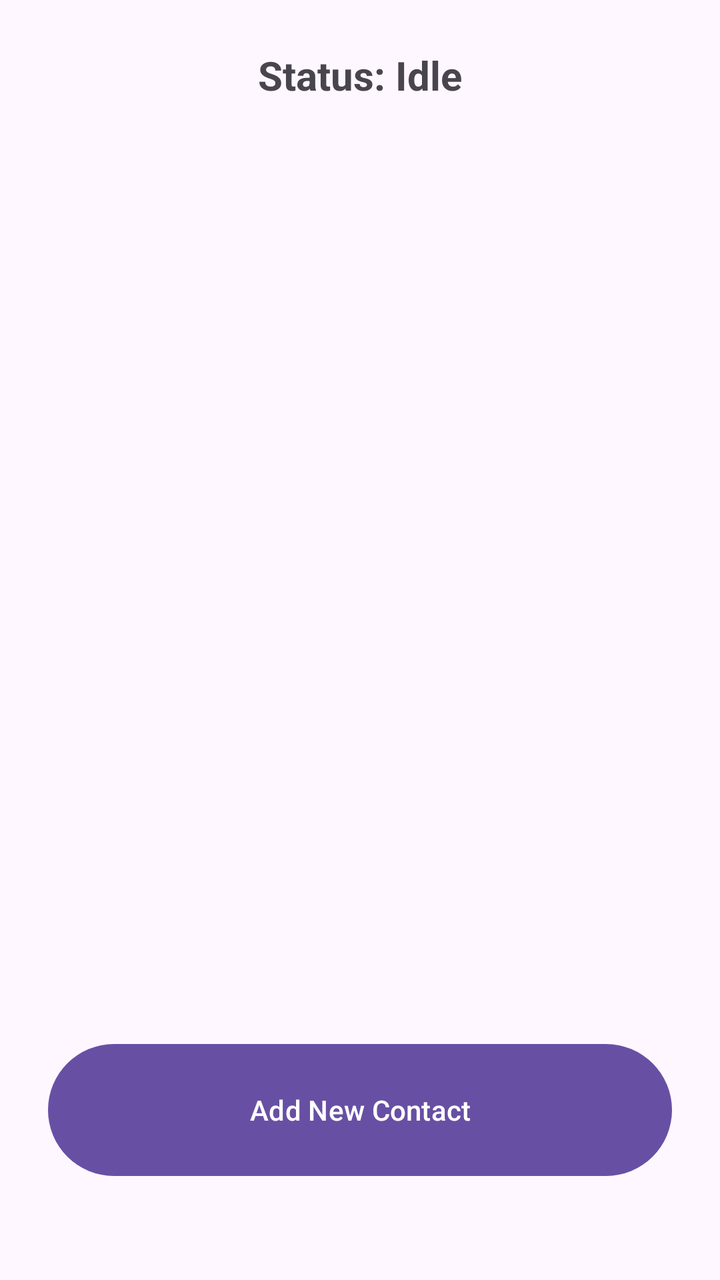
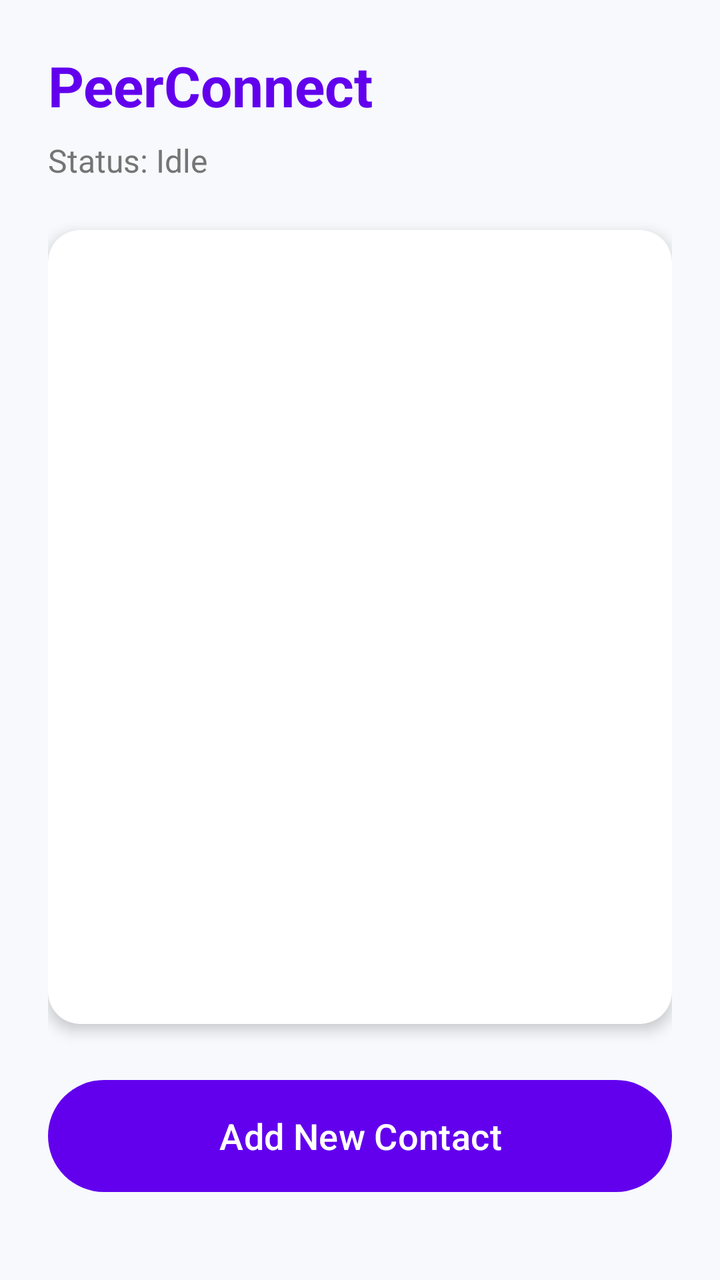

The first picture is an Android layout as it rendered before a commit; the second is the same layout after the commit. The layout source and the unified diff follow.
<!-- AndroidManifest.xml: application theme Theme.PeerConnect -->
<!-- res/layout/activity_main.xml -->
<?xml version="1.0" encoding="utf-8"?>
<androidx.constraintlayout.widget.ConstraintLayout
    xmlns:android="http://schemas.android.com/apk/res/android"
    xmlns:app="http://schemas.android.com/apk/res-auto"
    xmlns:tools="http://schemas.android.com/tools"
    android:layout_width="match_parent"
    android:layout_height="match_parent">

    <androidx.constraintlayout.widget.ConstraintLayout
        android:id="@+id/layoutConnection"
        android:layout_width="match_parent"
        android:layout_height="match_parent"
        android:padding="24dp"
        android:visibility="visible"
        tools:visibility="gone">

        <TextView
            android:id="@+id/statusText"
            android:layout_width="0dp"
            android:layout_height="wrap_content"
            android:text="Status: Idle"
            android:textAlignment="center"
            android:textSize="20sp"
            android:textStyle="bold"
            app:layout_constraintEnd_toEndOf="parent"
            app:layout_constraintHorizontal_bias="0.0"
            app:layout_constraintStart_toStartOf="parent"
            app:layout_constraintTop_toTopOf="parent"
            app:layout_constraintVertical_bias="0.022" />

        <androidx.recyclerview.widget.RecyclerView
            android:id="@+id/peersRecyclerView"
            android:layout_width="0dp"
            android:layout_height="0dp"
            android:layout_marginTop="16dp"
            android:layout_marginBottom="16dp"
            app:layout_constraintBottom_toTopOf="@+id/btnHost"
            app:layout_constraintEnd_toEndOf="parent"
            app:layout_constraintHorizontal_bias="1.0"
            app:layout_constraintStart_toStartOf="parent"
            app:layout_constraintTop_toBottomOf="@+id/statusText"
            app:layout_constraintVertical_bias="0.0" />

        <Button
            android:id="@+id/btnHost"
            android:layout_width="0dp"
            android:layout_height="74dp"
            android:layout_marginBottom="24dp"
            android:text="Add New Contact"
            app:layout_constraintBottom_toBottomOf="parent"
            app:layout_constraintEnd_toEndOf="parent"
            app:layout_constraintStart_toStartOf="parent"
            app:layout_constraintVertical_bias="0.9" />

        <Button
            android:id="@+id/btnJoin"
            android:layout_width="172dp"
            android:layout_height="74dp"
            android:text="Join"
            android:visibility="gone"
            app:layout_constraintBottom_toBottomOf="parent"
            app:layout_constraintEnd_toEndOf="parent"
            app:layout_constraintStart_toStartOf="parent" />

        <Button
            android:id="@+id/btnDisconnect"
            android:layout_width="0dp"
            android:layout_height="74dp"
            android:text="Disconnect"
            android:visibility="gone"
            app:layout_constraintBottom_toBottomOf="parent"
            app:layout_constraintEnd_toEndOf="parent"
            app:layout_constraintStart_toStartOf="parent" />

    </androidx.constraintlayout.widget.ConstraintLayout>

    <androidx.constraintlayout.widget.ConstraintLayout
        android:id="@+id/layoutChat"
        android:layout_width="match_parent"
        android:layout_height="match_parent"
        android:visibility="gone"
        tools:visibility="visible">

        <View
            android:id="@+id/headerBackground"
            android:layout_width="0dp"
            android:layout_height="64dp"
            android:background="?attr/colorPrimary"
            app:layout_constraintEnd_toEndOf="parent"
            app:layout_constraintStart_toStartOf="parent"
            app:layout_constraintTop_toTopOf="parent" />

        <TextView
            android:id="@+id/chatHeader"
            android:layout_width="wrap_content"
            android:layout_height="wrap_content"
            android:layout_marginStart="16dp"
            android:text="Connected Chat"
            android:textColor="#FFFFFF"
            android:textSize="20sp"
            android:textStyle="bold"
            app:layout_constraintBottom_toBottomOf="@id/headerBackground"
            app:layout_constraintStart_toStartOf="parent"
            app:layout_constraintTop_toTopOf="@id/headerBackground" />

        <Button
            android:id="@+id/btnExitChat"
            android:layout_width="wrap_content"
            android:layout_height="wrap_content"
            android:layout_marginEnd="12dp"
            android:backgroundTint="#FF5252"
            android:text="Exit"
            app:layout_constraintBottom_toBottomOf="@id/headerBackground"
            app:layout_constraintEnd_toEndOf="parent"
            app:layout_constraintTop_toTopOf="@id/headerBackground" />

        <TextView
            android:id="@+id/chatStatusText"
            android:layout_width="match_parent"
            android:layout_height="wrap_content"
            android:background="#333333"
            android:padding="4dp"
            android:text="Status: Connected"
            android:textAlignment="center"
            android:textColor="#FFFFFF"
            android:textSize="12sp"
            app:layout_constraintEnd_toEndOf="parent"
            app:layout_constraintStart_toStartOf="parent"
            app:layout_constraintTop_toBottomOf="@+id/headerBackground" />

        <androidx.recyclerview.widget.RecyclerView
            android:id="@+id/chatRecyclerView"
            android:layout_width="0dp"
            android:layout_height="0dp"
            android:padding="8dp"
            app:layout_constraintBottom_toTopOf="@id/editMessage"
            app:layout_constraintEnd_toEndOf="parent"
            app:layout_constraintStart_toStartOf="parent"
            app:layout_constraintTop_toBottomOf="@+id/chatStatusText" />

        <Button
            android:id="@+id/btnAttach"
            android:layout_width="50dp"
            android:layout_height="wrap_content"
            android:layout_marginStart="12dp"
            android:layout_marginBottom="12dp"
            android:insetLeft="0dp"
            android:insetRight="0dp"
            android:minWidth="0dp"
            android:padding="0dp"
            android:text="+"
            android:textSize="24sp"
            app:layout_constraintBottom_toBottomOf="parent"
            app:layout_constraintEnd_toStartOf="@+id/editMessage"
            app:layout_constraintStart_toStartOf="parent" />

        <EditText
            android:id="@+id/editMessage"
            android:layout_width="0dp"
            android:layout_height="wrap_content"
            android:layout_marginStart="8dp"
            android:layout_marginEnd="8dp"
            android:layout_marginBottom="12dp"
            android:background="@android:drawable/edit_text"
            android:hint="Type message..."
            android:minHeight="48dp"
            android:padding="12dp"
            android:textColor="@color/black"
            app:layout_constraintBottom_toBottomOf="parent"
            app:layout_constraintEnd_toStartOf="@id/btnSend"
            app:layout_constraintStart_toEndOf="@id/btnAttach" />

        <Button
            android:id="@+id/btnSend"
            android:layout_width="wrap_content"
            android:layout_height="wrap_content"
            android:layout_marginEnd="12dp"
            android:layout_marginBottom="12dp"
            android:text="Send"
            app:layout_constraintBottom_toBottomOf="parent"
            app:layout_constraintEnd_toEndOf="parent" />

    </androidx.constraintlayout.widget.ConstraintLayout>

</androidx.constraintlayout.widget.ConstraintLayout>
<!-- resources referenced by this layout -->
<resources>
  <color name="black">#FF000000</color>
  <style name="Theme.PeerConnect" parent="Base.Theme.PeerConnect" />
  <style name="Base.Theme.PeerConnect" parent="Theme.Material3.DayNight.NoActionBar">
          
          
      </style>
</resources>

<!-- the commit's change to res/layout/activity_main.xml (unified diff, before → after) -->
@@ -4,7 +4,8 @@
     xmlns:app="http://schemas.android.com/apk/res-auto"
     xmlns:tools="http://schemas.android.com/tools"
     android:layout_width="match_parent"
-    android:layout_height="match_parent">
+    android:layout_height="match_parent"
+    android:background="#F7F9FC">
 
     <androidx.constraintlayout.widget.ConstraintLayout
         android:id="@+id/layoutConnection"
@@ -12,65 +13,83 @@
         android:layout_height="match_parent"
         android:padding="24dp"
         android:visibility="visible"
-        tools:visibility="gone">
+        tools:visibility="visible">
+
+        <TextView
+            android:id="@+id/appTitle"
+            android:layout_width="wrap_content"
+            android:layout_height="wrap_content"
+            android:text="PeerConnect"
+            android:textColor="#6200EE"
+            android:textSize="28sp"
+            android:textStyle="bold"
+            app:layout_constraintStart_toStartOf="parent"
+            app:layout_constraintTop_toTopOf="parent"
+            app:layout_constraintVertical_bias="0.05" />
 
         <TextView
             android:id="@+id/statusText"
             android:layout_width="0dp"
             android:layout_height="wrap_content"
+            android:layout_marginTop="8dp"
             android:text="Status: Idle"
-            android:textAlignment="center"
-            android:textSize="20sp"
-            android:textStyle="bold"
-            app:layout_constraintEnd_toEndOf="parent"
-            app:layout_constraintHorizontal_bias="0.0"
-            app:layout_constraintStart_toStartOf="parent"
-            app:layout_constraintTop_toTopOf="parent"
-            app:layout_constraintVertical_bias="0.022" />
-
-        <androidx.recyclerview.widget.RecyclerView
-            android:id="@+id/peersRecyclerView"
+            android:textColor="#757575"
+            android:textSize="16sp"
+            app:layout_constraintEnd_toEndOf="parent"
+            app:layout_constraintStart_toStartOf="parent"
+            app:layout_constraintTop_toBottomOf="@id/appTitle" />
+
+        <androidx.cardview.widget.CardView
             android:layout_width="0dp"
             android:layout_height="0dp"
-            android:layout_marginTop="16dp"
+            android:layout_marginTop="24dp"
+            android:layout_marginBottom="24dp"
+            app:cardCornerRadius="16dp"
+            app:cardElevation="4dp"
+            app:cardBackgroundColor="#FFFFFF"
+            app:layout_constraintBottom_toTopOf="@+id/btnHost"
+            app:layout_constraintEnd_toEndOf="parent"
+            app:layout_constraintStart_toStartOf="parent"
+            app:layout_constraintTop_toBottomOf="@+id/statusText">
+
+            <androidx.recyclerview.widget.RecyclerView
+                android:id="@+id/peersRecyclerView"
+                android:layout_width="match_parent"
+                android:layout_height="match_parent"
+                android:paddingTop="8dp"
+                android:clipToPadding="false"/>
+        </androidx.cardview.widget.CardView>
+
+        <com.google.android.material.button.MaterialButton
+            android:id="@+id/btnHost"
+            android:layout_width="0dp"
+            android:layout_height="64dp"
             android:layout_marginBottom="16dp"
-            app:layout_constraintBottom_toTopOf="@+id/btnHost"
-            app:layout_constraintEnd_toEndOf="parent"
-            app:layout_constraintHorizontal_bias="1.0"
-            app:layout_constraintStart_toStartOf="parent"
-            app:layout_constraintTop_toBottomOf="@+id/statusText"
-            app:layout_constraintVertical_bias="0.0" />
-
-        <Button
-            android:id="@+id/btnHost"
-            android:layout_width="0dp"
-            android:layout_height="74dp"
-            android:layout_marginBottom="24dp"
             android:text="Add New Contact"
+            android:textAllCaps="false"
+            android:textColor="#FFFFFF"
+            android:textSize="18sp"
+            app:backgroundTint="#6200EE"
+            app:cornerRadius="32dp"
             app:layout_constraintBottom_toBottomOf="parent"
             app:layout_constraintEnd_toEndOf="parent"
-            app:layout_constraintStart_toStartOf="parent"
-            app:layout_constraintVertical_bias="0.9" />
+            app:layout_constraintStart_toStartOf="parent" />
 
         <Button
             android:id="@+id/btnJoin"
-            android:layout_width="172dp"
-            android:layout_height="74dp"
-            android:text="Join"
+            android:layout_width="wrap_content"
+            android:layout_height="wrap_content"
             android:visibility="gone"
-            app:layout_constraintBottom_toBottomOf="parent"
-            app:layout_constraintEnd_toEndOf="parent"
-            app:layout_constraintStart_toStartOf="parent" />
+            app:layout_constraintStart_toStartOf="parent"
+            app:layout_constraintBottom_toBottomOf="parent"/>
 
         <Button
             android:id="@+id/btnDisconnect"
-            android:layout_width="0dp"
-            android:layout_height="74dp"
-            android:text="Disconnect"
+            android:layout_width="wrap_content"
+            android:layout_height="wrap_content"
             android:visibility="gone"
-            app:layout_constraintBottom_toBottomOf="parent"
-            app:layout_constraintEnd_toEndOf="parent"
-            app:layout_constraintStart_toStartOf="parent" />
+            app:layout_constraintStart_toStartOf="parent"
+            app:layout_constraintBottom_toBottomOf="parent"/>
 
     </androidx.constraintlayout.widget.ConstraintLayout>
 
@@ -78,107 +97,138 @@
         android:id="@+id/layoutChat"
         android:layout_width="match_parent"
         android:layout_height="match_parent"
+        android:background="#EFEFEF"
         android:visibility="gone"
-        tools:visibility="visible">
-
-        <View
-            android:id="@+id/headerBackground"
-            android:layout_width="0dp"
-            android:layout_height="64dp"
-            android:background="?attr/colorPrimary"
-            app:layout_constraintEnd_toEndOf="parent"
-            app:layout_constraintStart_toStartOf="parent"
-            app:layout_constraintTop_toTopOf="parent" />
-
-        <TextView
-            android:id="@+id/chatHeader"
-            android:layout_width="wrap_content"
-            android:layout_height="wrap_content"
-            android:layout_marginStart="16dp"
-            android:text="Connected Chat"
-            android:textColor="#FFFFFF"
-            android:textSize="20sp"
-            android:textStyle="bold"
-            app:layout_constraintBottom_toBottomOf="@id/headerBackground"
-            app:layout_constraintStart_toStartOf="parent"
-            app:layout_constraintTop_toTopOf="@id/headerBackground" />
-
-        <Button
-            android:id="@+id/btnExitChat"
-            android:layout_width="wrap_content"
-            android:layout_height="wrap_content"
-            android:layout_marginEnd="12dp"
-            android:backgroundTint="#FF5252"
-            android:text="Exit"
-            app:layout_constraintBottom_toBottomOf="@id/headerBackground"
-            app:layout_constraintEnd_toEndOf="parent"
-            app:layout_constraintTop_toTopOf="@id/headerBackground" />
-
-        <TextView
-            android:id="@+id/chatStatusText"
+        tools:visibility="gone">
+
+        <com.google.android.material.card.MaterialCardView
+            android:id="@+id/appBarCard"
             android:layout_width="match_parent"
             android:layout_height="wrap_content"
-            android:background="#333333"
-            android:padding="4dp"
-            android:text="Status: Connected"
-            android:textAlignment="center"
-            android:textColor="#FFFFFF"
-            android:textSize="12sp"
-            app:layout_constraintEnd_toEndOf="parent"
-            app:layout_constraintStart_toStartOf="parent"
-            app:layout_constraintTop_toBottomOf="@+id/headerBackground" />
+            app:cardElevation="8dp"
+            app:cardCornerRadius="0dp"
+            app:layout_constraintTop_toTopOf="parent">
+
+            <androidx.constraintlayout.widget.ConstraintLayout
+                android:layout_width="match_parent"
+                android:layout_height="?attr/actionBarSize"
+                android:background="#6200EE"
+                android:paddingHorizontal="16dp">
+
+                <TextView
+                    android:id="@+id/chatHeader"
+                    android:layout_width="0dp"
+                    android:layout_height="wrap_content"
+                    android:text="Peer Name"
+                    android:textColor="#FFFFFF"
+                    android:textSize="20sp"
+                    android:textStyle="bold"
+                    app:layout_constraintBottom_toTopOf="@+id/chatStatusText"
+                    app:layout_constraintStart_toStartOf="parent"
+                    app:layout_constraintTop_toTopOf="parent"
+                    app:layout_constraintVertical_chainStyle="packed" />
+
+                <TextView
+                    android:id="@+id/chatStatusText"
+                    android:layout_width="wrap_content"
+                    android:layout_height="wrap_content"
+                    android:text="Connected"
+                    android:textColor="#E0E0E0"
+                    android:textSize="12sp"
+                    app:layout_constraintBottom_toBottomOf="parent"
+                    app:layout_constraintStart_toStartOf="parent"
+                    app:layout_constraintTop_toBottomOf="@+id/chatHeader" />
+
+                <com.google.android.material.button.MaterialButton
+                    android:id="@+id/btnExitChat"
+                    style="@style/Widget.MaterialComponents.Button.TextButton"
+                    android:layout_width="wrap_content"
+                    android:layout_height="wrap_content"
+                    android:text="Exit"
+                    android:textColor="#FFFFFF"
+                    android:textStyle="bold"
+                    app:layout_constraintBottom_toBottomOf="parent"
+                    app:layout_constraintEnd_toEndOf="parent"
+                    app:layout_constraintTop_toTopOf="parent" />
+
+            </androidx.constraintlayout.widget.ConstraintLayout>
+        </com.google.android.material.card.MaterialCardView>
 
         <androidx.recyclerview.widget.RecyclerView
             android:id="@+id/chatRecyclerView"
             android:layout_width="0dp"
             android:layout_height="0dp"
             android:padding="8dp"
-            app:layout_constraintBottom_toTopOf="@id/editMessage"
-            app:layout_constraintEnd_toEndOf="parent"
-            app:layout_constraintStart_toStartOf="parent"
-            app:layout_constraintTop_toBottomOf="@+id/chatStatusText" />
-
-        <Button
-            android:id="@+id/btnAttach"
-            android:layout_width="50dp"
-            android:layout_height="wrap_content"
-            android:layout_marginStart="12dp"
-            android:layout_marginBottom="12dp"
-            android:insetLeft="0dp"
-            android:insetRight="0dp"
-            android:minWidth="0dp"
-            android:padding="0dp"
-            android:text="+"
-            android:textSize="24sp"
+            android:clipToPadding="false"
+            app:layout_constraintBottom_toTopOf="@id/inputCard"
+            app:layout_constraintEnd_toEndOf="parent"
+            app:layout_constraintStart_toStartOf="parent"
+            app:layout_constraintTop_toBottomOf="@+id/appBarCard" />
+
+        <androidx.cardview.widget.CardView
+            android:id="@+id/inputCard"
+            android:layout_width="0dp"
+            android:layout_height="wrap_content"
+            android:layout_margin="12dp"
+            app:cardCornerRadius="24dp"
+            app:cardElevation="6dp"
             app:layout_constraintBottom_toBottomOf="parent"
-            app:layout_constraintEnd_toStartOf="@+id/editMessage"
-            app:layout_constraintStart_toStartOf="parent" />
-
-        <EditText
-            android:id="@+id/editMessage"
-            android:layout_width="0dp"
-            android:layout_height="wrap_content"
-            android:layout_marginStart="8dp"
-            android:layout_marginEnd="8dp"
-            android:layout_marginBottom="12dp"
-            android:background="@android:drawable/edit_text"
-            android:hint="Type message..."
-            android:minHeight="48dp"
-            android:padding="12dp"
-            android:textColor="@color/black"
-            app:layout_constraintBottom_toBottomOf="parent"
-            app:layout_constraintEnd_toStartOf="@id/btnSend"
-            app:layout_constraintStart_toEndOf="@id/btnAttach" />
-
-        <Button
-            android:id="@+id/btnSend"
-            android:layout_width="wrap_content"
-            android:layout_height="wrap_content"
-            android:layout_marginEnd="12dp"
-            android:layout_marginBottom="12dp"
-            android:text="Send"
-            app:layout_constraintBottom_toBottomOf="parent"
-            app:layout_constraintEnd_toEndOf="parent" />
+            app:layout_constraintEnd_toEndOf="parent"
+            app:layout_constraintStart_toStartOf="parent">
+
+            <androidx.constraintlayout.widget.ConstraintLayout
+                android:layout_width="match_parent"
+                android:layout_height="wrap_content"
+                android:padding="4dp">
+
+                <com.google.android.material.button.MaterialButton
+                    android:id="@+id/btnAttach"
+                    style="@style/Widget.MaterialComponents.Button.TextButton"
+                    android:layout_width="48dp"
+                    android:layout_height="48dp"
+                    android:insetLeft="0dp"
+                    android:insetTop="0dp"
+                    android:insetRight="0dp"
+                    android:insetBottom="0dp"
+                    android:text="+"
+                    android:textColor="#757575"
+                    android:textSize="24sp"
+                    app:cornerRadius="24dp"
+                    app:layout_constraintBottom_toBottomOf="parent"
+                    app:layout_constraintStart_toStartOf="parent"
+                    app:layout_constraintTop_toTopOf="parent" />
+
+                <EditText
+                    android:id="@+id/editMessage"
+                    android:layout_width="0dp"
+                    android:layout_height="wrap_content"
+                    android:background="@android:color/transparent"
+                    android:hint="Type a message..."
+                    android:padding="12dp"
+                    android:textColor="#000000"
+                    android:textSize="16sp"
+                    android:maxLines="4"
+                    app:layout_constraintBottom_toBottomOf="parent"
+                    app:layout_constraintEnd_toStartOf="@+id/btnSend"
+                    app:layout_constraintStart_toEndOf="@+id/btnAttach"
+                    app:layout_constraintTop_toTopOf="parent" />
+
+                <com.google.android.material.button.MaterialButton
+                    android:id="@+id/btnSend"
+                    android:layout_width="wrap_content"
+                    android:layout_height="wrap_content"
+                    android:text="Send"
+                    android:textAllCaps="false"
+                    android:textColor="#FFFFFF"
+                    android:textStyle="bold"
+                    app:backgroundTint="#6200EE"
+                    app:cornerRadius="20dp"
+                    app:layout_constraintBottom_toBottomOf="parent"
+                    app:layout_constraintEnd_toEndOf="parent"
+                    app:layout_constraintTop_toTopOf="parent" />
+
+            </androidx.constraintlayout.widget.ConstraintLayout>
+        </androidx.cardview.widget.CardView>
 
     </androidx.constraintlayout.widget.ConstraintLayout>
 
<!-- resource entries referenced after the edit -->
@@ -1,6 +1,5 @@
 <!-- resources referenced by this layout -->
 <resources>
-  <color name="black">#FF000000</color>
   <style name="Theme.PeerConnect" parent="Base.Theme.PeerConnect" />
   <style name="Base.Theme.PeerConnect" parent="Theme.Material3.DayNight.NoActionBar">
           
